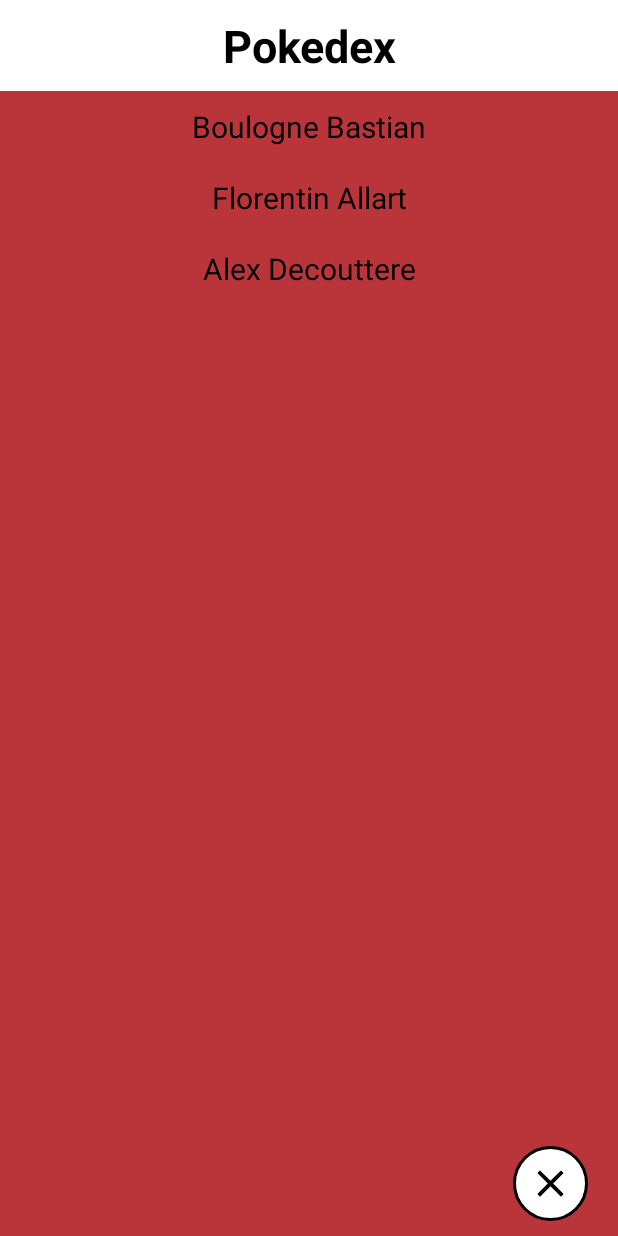
After one commit to nait-sab/Pokedex, an Android app: the PokemonGroupeActivity screen opened directly, with no data from a screen before it, on a phone screen of 412 x 824 dp. The commit adds this screen. Run offline under Robolectric (Android 15) with nearby library versions, the phone set to English and light mode, and no system bars.

Commit message:
ajout du groupe

```diff
--- a/app/build.gradle
+++ b/app/build.gradle
@@ -46,6 +46,7 @@ dependencies {
     // AndroidX
     implementation "androidx.room:room-runtime:2.4.3"
     implementation 'com.google.firebase:firebase-messaging-ktx:23.1.1'
+    implementation 'androidx.constraintlayout:constraintlayout:2.1.4'
     kapt "androidx.room:room-compiler:2.4.3"
     implementation "androidx.room:room-ktx:2.4.3"
     implementation "androidx.lifecycle:lifecycle-viewmodel-ktx:2.5.1"
--- a/app/src/main/AndroidManifest.xml
+++ b/app/src/main/AndroidManifest.xml
@@ -3,7 +3,6 @@
     xmlns:tools="http://schemas.android.com/tools">
 
     <uses-permission android:name="android.permission.INTERNET" />
-
     <uses-permission android:name="android.permission.POST_NOTIFICATIONS" />
 
     <application
@@ -18,17 +17,24 @@
         android:theme="@style/Theme.Pokedex.Main"
         tools:targetApi="31">
         <activity
-            android:name=".firebase.RegisterActivity"
-            android:windowSoftInputMode="adjustResize"
+            android:name=".pokemon.view.activity.PokemonGroupeActivity"
             android:exported="false">
             <meta-data
                 android:name="android.app.lib_name"
                 android:value="" />
         </activity>
         <activity
+            android:name=".firebase.RegisterActivity"
+            android:exported="false"
+            android:windowSoftInputMode="adjustResize">
+            <meta-data
+                android:name="android.app.lib_name"
+                android:value="" />
+        </activity>
+        <activity
             android:name=".firebase.LoginActivity"
-            android:windowSoftInputMode="adjustResize"
-            android:exported="false">
+            android:exported="false"
+            android:windowSoftInputMode="adjustResize">
             <meta-data
                 android:name="android.app.lib_name"
                 android:value="" />
@@ -53,6 +59,7 @@
             android:theme="@style/Theme.Pokedex.SplashScreen">
             <intent-filter>
                 <action android:name="android.intent.action.MAIN" />
+
                 <category android:name="android.intent.category.LAUNCHER" />
             </intent-filter>
 
@@ -60,21 +67,26 @@
                 android:name="android.app.lib_name"
                 android:value="" />
         </activity>
+
         <service
             android:name=".firebase.MessagingService"
-            android:exported="false"
-            android:directBootAware="true">
-        <intent-filter>
+            android:directBootAware="true"
+            android:exported="false">
+            <intent-filter>
                 <action android:name="com.google.firebase.MESSAGING_EVENT" />
             </intent-filter>
         </service>
-        <!-- Set custom default icon. This is used when no icon is set for incoming notification messages.
-     See README(https://goo.gl/l4GJaQ) for more. -->
+        <!--
+ Set custom default icon. This is used when no icon is set for incoming notification messages.
+     See README(https://goo.gl/l4GJaQ) for more.
+        -->
         <meta-data
             android:name="com.google.firebase.messaging.default_notification_icon"
             android:resource="@drawable/ic_pokeball" />
-        <!-- Set color used with incoming notification messages. This is used when no color is set for the incoming
-             notification message. See README(https://goo.gl/6BKBk7) for more. -->
+        <!--
+ Set color used with incoming notification messages. This is used when no color is set for the incoming
+             notification message. See README(https://goo.gl/6BKBk7) for more.
+        -->
         <meta-data
             android:name="com.google.firebase.messaging.default_notification_color"
             android:resource="@color/common_google_signin_btn_text_dark" />
--- /dev/null
+++ b/app/src/main/java/fr/naitflo/pokedex/pokemon/view/activity/PokemonGroupeActivity.kt
@@ -0,0 +1,25 @@
+package fr.naitflo.pokedex.pokemon.view.activity
+
+import android.content.Intent
+import androidx.appcompat.app.AppCompatActivity
+import android.os.Bundle
+import fr.naitflo.pokedex.R
+import fr.naitflo.pokedex.databinding.ActivityPokemonGroupeBinding
+import fr.naitflo.pokedex.databinding.ActivityPokemonInfoBinding
+
+class PokemonGroupeActivity : AppCompatActivity() {
+    private lateinit var binding: ActivityPokemonGroupeBinding
+
+    override fun onCreate(savedInstanceState: Bundle?) {
+        super.onCreate(savedInstanceState)
+        binding = ActivityPokemonGroupeBinding.inflate(layoutInflater)
+        setContentView(binding.root)
+        binding.pokemonGroupeFermer.setOnClickListener {
+            fermer()
+        }
+    }
+
+    private fun fermer() {
+        startActivity(Intent(this, PokemonListeActivity::class.java))
+    }
+}
--- a/app/src/main/java/fr/naitflo/pokedex/pokemon/view/activity/PokemonInfoActivity.kt
+++ b/app/src/main/java/fr/naitflo/pokedex/pokemon/view/activity/PokemonInfoActivity.kt
@@ -31,8 +31,6 @@ class PokemonInfoActivity : AppCompatActivity() {
 
         setContentView(binding.root)
         initBinding()
-
-
     }
 
     private fun initBinding() {
--- a/app/src/main/java/fr/naitflo/pokedex/pokemon/view/activity/PokemonListeActivity.kt
+++ b/app/src/main/java/fr/naitflo/pokedex/pokemon/view/activity/PokemonListeActivity.kt
@@ -71,6 +71,10 @@ class PokemonListeActivity : AppCompatActivity() {
             RecyclerView.VERTICAL, false
         )
 
+        binding.pokemonListeTitre.setOnClickListener {
+            voirGroupe()
+        }
+
         binding.pokemonListeContenu.adapter = adapter
 
         val utilisateurID = getString(R.string.pokemon_liste_id) + " " + firebaseAuth.uid
@@ -109,6 +113,10 @@ class PokemonListeActivity : AppCompatActivity() {
         startActivity(i)
     }
 
+    private fun voirGroupe() {
+        startActivity(Intent(this, PokemonGroupeActivity::class.java))
+    }
+
     companion object {
         private const val CHANNEL_ID = "item_notif_id"
         private const val CHANNEL_NAME = "item_notif_name"
--- /dev/null
+++ b/app/src/main/res/layout/activity_pokemon_groupe.xml
@@ -0,0 +1,79 @@
+<?xml version="1.0" encoding="utf-8"?>
+<RelativeLayout
+    xmlns:android="http://schemas.android.com/apk/res/android"
+    xmlns:app="http://schemas.android.com/apk/res-auto"
+    xmlns:tools="http://schemas.android.com/tools"
+    android:layout_width="match_parent"
+    android:layout_height="match_parent"
+    tools:context=".pokemon.view.activity.PokemonGroupeActivity">
+
+    <!-- Entête -->
+    <TextView
+        android:id="@+id/pokemon_groupe_titre"
+        android:layout_width="match_parent"
+        android:layout_height="wrap_content"
+        android:background="@color/fondItemPokemon"
+        android:text="@string/app_name"
+        android:textSize="30sp"
+        android:gravity="center"
+        android:textColor="@color/textePokemon"
+        android:textStyle="bold"
+        android:layout_alignParentTop="true"
+        android:layout_alignParentStart="true"
+        android:layout_alignParentEnd="true"
+        android:padding="10dp"/>
+
+    <TextView
+        android:id="@+id/pokemon_groupe_membre1"
+        android:layout_below="@+id/pokemon_groupe_titre"
+        android:layout_width="match_parent"
+        android:layout_height="wrap_content"
+        android:text="@string/pokemon_membre1"
+        android:textSize="20sp"
+        android:gravity="center"
+        android:textColor="@color/textePokemon"
+        android:layout_alignParentStart="true"
+        android:layout_alignParentEnd="true"
+        android:padding="10dp"/>
+
+    <TextView
+        android:id="@+id/pokemon_groupe_membre2"
+        android:layout_below="@+id/pokemon_groupe_membre1"
+        android:layout_width="match_parent"
+        android:layout_height="wrap_content"
+        android:text="@string/pokemon_membre2"
+        android:textSize="20sp"
+        android:gravity="center"
+        android:textColor="@color/textePokemon"
+        android:layout_alignParentStart="true"
+        android:layout_alignParentEnd="true"
+        android:padding="10dp"/>
+
+    <TextView
+        android:id="@+id/pokemon_groupe_membre3"
+        android:layout_below="@+id/pokemon_groupe_membre2"
+        android:layout_width="match_parent"
+        android:layout_height="wrap_content"
+        android:text="@string/pokemon_membre3"
+        android:textSize="20sp"
+        android:gravity="center"
+        android:textColor="@color/textePokemon"
+        android:layout_alignParentStart="true"
+        android:layout_alignParentEnd="true"
+        android:padding="10dp"/>
+
+    <!-- Bouton Fermer -->
+    <ImageButton
+        android:id="@+id/pokemon_groupe_fermer"
+        android:layout_width="50dp"
+        android:layout_height="50dp"
+        android:layout_alignParentEnd="true"
+        android:layout_alignParentBottom="true"
+        android:layout_marginEnd="20dp"
+        android:layout_marginBottom="10dp"
+        android:background="@drawable/fond_bouton_circulaire"
+        android:contentDescription="@string/pokemon_liste_logoff"
+        android:src="@drawable/ic_close"
+        app:tint="@color/black" />
+
+</RelativeLayout>
--- a/app/src/main/res/values/strings.xml
+++ b/app/src/main/res/values/strings.xml
@@ -33,5 +33,8 @@
     <string name="pokemon_info_stats_titre">Statistiques</string>
     <string name="pokemon_liste_id">Utilisateur ID :</string>
     <string name="pokemon_info_res_titre">Résistances</string>
+    <string name="pokemon_membre1">Boulogne Bastian</string>
+    <string name="pokemon_membre2">Florentin Allart</string>
+    <string name="pokemon_membre3">Alex Decouttere</string>
 
 </resources>
```
